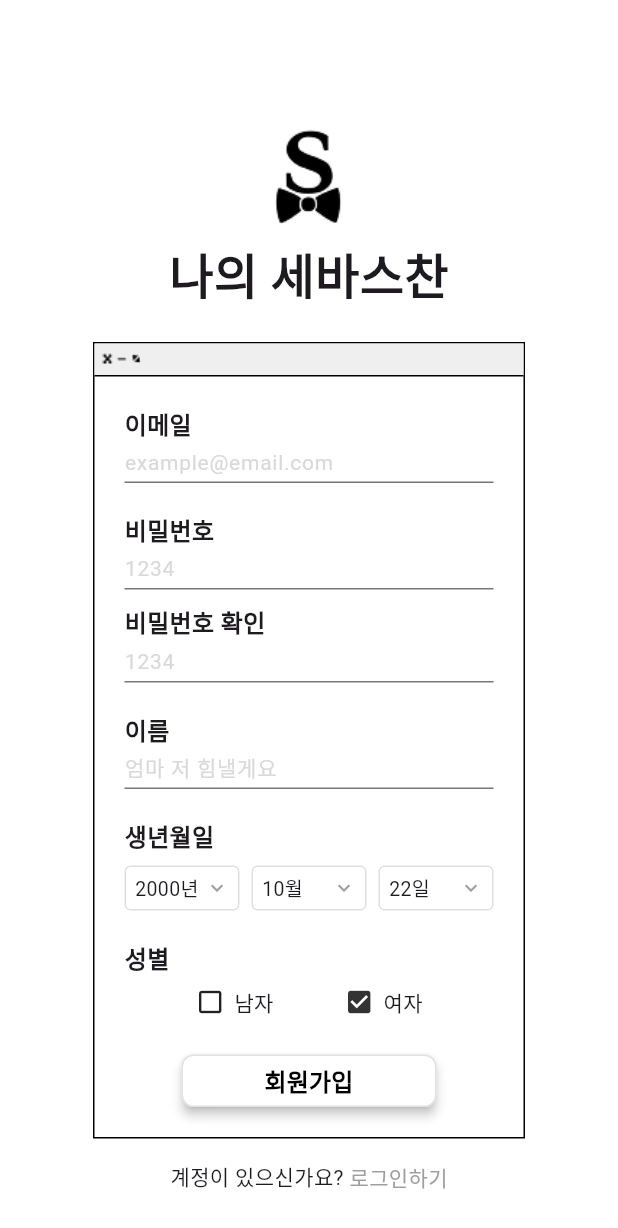
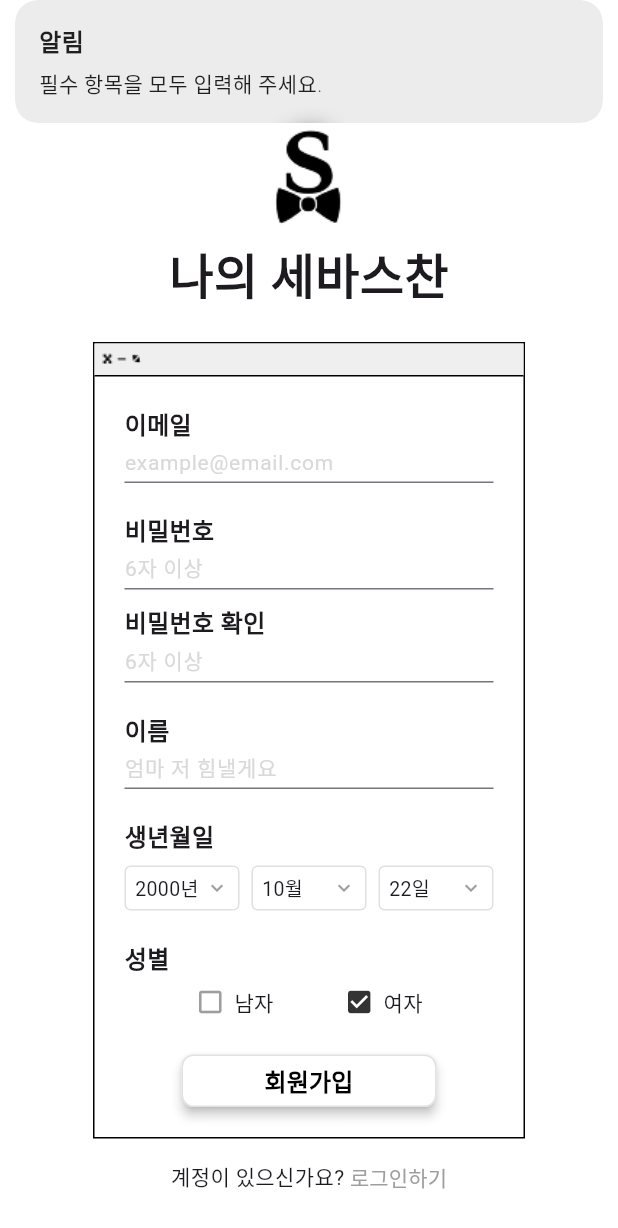
Before and after one commit to YW526/sebastian-ai-assistant, a Flutter app: the SignupScreen screen opened by its route, after a tap on "회원가입", on a phone screen of 412 x 824 dp. Shown: the top 1228 px of the screen. Run offline on Flutter 3.47's test engine with Material 3 defaults, Android fonts, the phone set to English and light mode, and no system bars; our stand-ins replace get, shared_preferences; accounts and stored records are empty.

Commit message:
feat(app): wire signup, auth API; iOS local network plist keys
- Signup screen: validation, date picker, gender, CustomButton + AuthService
- AuthService signup returns server error messages; login unchanged
- iOS Info.plist: NSLocalNetworkUsageDescription, NSBonjourServices for debug
- Login/home routes and user_service import fix; Nest user controller/service tweaks
- Remove docs golf report markdown (deleted locally)

Made-with: Cursor

```diff
--- a/sebastian_app/lib/routes/app_routes.dart
+++ b/sebastian_app/lib/routes/app_routes.dart
@@ -3,10 +3,12 @@ import 'package:get/get.dart';
 
 import '../screens/auth/login_screen.dart';
 import '../screens/auth/signup_screen.dart';
+import '../screens/home/home_screen.dart';
 
 class AppRoutes {
   static const String login = '/login';
   static const String signup = '/signup';
+  static const String home = '/home';
 
   static final List<GetPage> pages = [
     GetPage(
@@ -19,5 +21,10 @@ class AppRoutes {
         page: () => const SignupScreen(),
         transition: Transition.fadeIn,
     ),
+    GetPage(
+        name: home,
+        page: () => const HomeScreen(),
+        transition: Transition.fadeIn,
+    ),
   ];
 }
--- a/sebastian_app/lib/screens/auth/login_screen.dart
+++ b/sebastian_app/lib/screens/auth/login_screen.dart
@@ -43,8 +43,7 @@ class _LoginScreenState extends State<LoginScreen> {
 
       if (token != null) {
         await TokenStorage.saveToken(token);
-        // 홈 라우트를 app_routes에 추가하고 이후 선언
-        // Get.offAllNamed(AppRoutes.home);
+        Get.offAllNamed('/home');
         Get.snackbar('로그인', '성공');
       } else {
         Get.snackbar('로그인 실패', '이메일 또는 비밀번호를 확인해 주세요.');
--- a/sebastian_app/lib/screens/auth/signup_screen.dart
+++ b/sebastian_app/lib/screens/auth/signup_screen.dart
@@ -1,5 +1,8 @@
 import 'package:flutter/material.dart';
+import 'package:get/get.dart';
+import 'package:sebastian_app/routes/app_routes.dart';
 import 'package:sebastian_app/services/auth_service.dart';
+import 'package:sebastian_app/widgets/common/custom_button.dart';
 
 class SignupScreen extends StatefulWidget {
   const SignupScreen({super.key});
@@ -11,8 +14,16 @@ class SignupScreen extends StatefulWidget {
 class _SignupScreenState extends State<SignupScreen> {
   final emailController = TextEditingController();
   final passwordController = TextEditingController();
+  final passwordConfirmController = TextEditingController();
+  final nicknameController = TextEditingController();
 
   final authService = AuthService();
+
+  DateTime _birthDate = DateTime(2000, 10, 22);
+  /// 서버 DTO: '남' | '여'
+  String _gender = '여';
+
+  bool _isLoading = false;
 
   Widget _buildDropdown(String text) {
     return Expanded(
@@ -32,6 +43,103 @@ class _SignupScreenState extends State<SignupScreen> {
         ),
       ),
     );
+  }
+
+  Future<void> _pickBirthDate() async {
+    final picked = await showDatePicker(
+      context: context,
+      initialDate: _birthDate,
+      firstDate: DateTime(1900),
+      lastDate: DateTime.now(),
+    );
+    if (picked != null) {
+      setState(() => _birthDate = picked);
+    }
+  }
+
+  Widget _genderChoice(String apiValue, String label) {
+    final selected = _gender == apiValue;
+    return InkWell(
+      onTap: () => setState(() => _gender = apiValue),
+      child: Row(
+        mainAxisSize: MainAxisSize.min,
+        children: [
+          Icon(
+            selected ? Icons.check_box : Icons.check_box_outline_blank,
+            size: 20,
+            color: selected ? const Color(0xFF333333) : Colors.grey,
+          ),
+          const SizedBox(width: 6),
+          Text(label, style: const TextStyle(fontSize: 14)),
+        ],
+      ),
+    );
+  }
+
+  String _formatBirthDate() {
+    final y = _birthDate.year.toString().padLeft(4, '0');
+    final m = _birthDate.month.toString().padLeft(2, '0');
+    final d = _birthDate.day.toString().padLeft(2, '0');
+    return '$y-$m-$d';
+  }
+
+  Future<void> _signup() async {
+    final email = emailController.text.trim();
+    final password = passwordController.text;
+    final confirm = passwordConfirmController.text;
+    final nickname = nicknameController.text.trim();
+
+    if (email.isEmpty || password.isEmpty || confirm.isEmpty || nickname.isEmpty) {
+      Get.snackbar('알림', '필수 항목을 모두 입력해 주세요.');
+      return;
+    }
+    if (password.length < 6) {
+      Get.snackbar('알림', '비밀번호는 6자 이상이어야 합니다.');
+      return;
+    }
+    if (password != confirm) {
+      Get.snackbar('알림', '비밀번호가 일치하지 않습니다.');
+      return;
+    }
+    if (nickname.length < 2) {
+      Get.snackbar('알림', '이름(닉네임)은 2자 이상 입력해 주세요.');
+      return;
+    }
+
+    setState(() => _isLoading = true);
+
+    try {
+      final errorMessage = await authService.signup(
+        email: email,
+        password: password,
+        nickname: nickname,
+        birthDate: _formatBirthDate(),
+        gender: _gender,
+      );
+      if (!mounted) return;
+
+      if (errorMessage == null) {
+        Get.snackbar('회원가입', '가입이 완료되었습니다.');
+        Get.offAllNamed(AppRoutes.login);
+      } else {
+        Get.snackbar('회원가입 실패', errorMessage);
+      }
+    } catch (_) {
+      if (mounted) {
+        Get.snackbar('오류', '네트워크를 확인해 주세요.');
+      }
+    } finally {
+      if (mounted) setState(() => _isLoading = false);
+    }
+  }
+
+  @override
+  void dispose() {
+    emailController.dispose();
+    passwordController.dispose();
+    passwordConfirmController.dispose();
+    nicknameController.dispose();
+    super.dispose();
   }
 
   @override
@@ -87,7 +195,6 @@ class _SignupScreenState extends State<SignupScreen> {
 
                     Padding(
                       padding: const EdgeInsets.all(20),
-
                       child: Column(
                         crossAxisAlignment: CrossAxisAlignment.start,
                         children: [
@@ -101,6 +208,8 @@ class _SignupScreenState extends State<SignupScreen> {
                           ),
                           TextField(
                             controller: emailController,
+                            keyboardType: TextInputType.emailAddress,
+                            autocorrect: false,
                             decoration: const InputDecoration(
                               isDense: true,
                               contentPadding: EdgeInsets.symmetric(vertical: 2),
@@ -122,11 +231,12 @@ class _SignupScreenState extends State<SignupScreen> {
                           ),
                           TextField(
                             controller: passwordController,
+                            obscureText: true,
                             decoration: const InputDecoration(
                               isDense: true,
                               contentPadding: EdgeInsets.symmetric(vertical: 2),
                               border: UnderlineInputBorder(),
-                              hintText: '1234',
+                              hintText: '6자 이상',
                               hintStyle: TextStyle(color: Color(0xFFD9D9D9), fontSize: 14),
                             ),
                           ),
@@ -141,12 +251,13 @@ class _SignupScreenState extends State<SignupScreen> {
                             ),
                           ),
                           TextField(
-                            controller: passwordController,
+                            controller: passwordConfirmController,
+                            obscureText: true,
                             decoration: const InputDecoration(
                               isDense: true,
                               contentPadding: EdgeInsets.symmetric(vertical: 2),
                               border: UnderlineInputBorder(),
-                              hintText: '1234',
+                              hintText: '6자 이상',
                               hintStyle: TextStyle(color: Color(0xFFD9D9D9), fontSize: 14),
                             ),
                           ),
@@ -161,7 +272,7 @@ class _SignupScreenState extends State<SignupScreen> {
                             ),
                           ),
                           TextField(
-                            controller: passwordController,
+                            controller: nicknameController,
                             decoration: const InputDecoration(
                               isDense: true,
                               contentPadding: EdgeInsets.symmetric(vertical: 2),
@@ -181,14 +292,17 @@ class _SignupScreenState extends State<SignupScreen> {
                             ),
                           ),
                           const SizedBox(height: 8),
-                          Row(
+                          GestureDetector(
+                            onTap: _pickBirthDate,
+                            child: Row(
                               children: [
-                              _buildDropdown("2000년"),
+                                _buildDropdown('${_birthDate.year}년'),
                                 const SizedBox(width: 8),
-                              _buildDropdown("10월"),
+                                _buildDropdown('${_birthDate.month}월'),
                                 const SizedBox(width: 8),
-                              _buildDropdown("22일"),
+                                _buildDropdown('${_birthDate.day}일'),
                               ],
+                            ),
                           ),
 
                           const SizedBox(height: 20),
@@ -204,50 +318,17 @@ class _SignupScreenState extends State<SignupScreen> {
                           Row(
                             mainAxisAlignment: MainAxisAlignment.spaceEvenly,
                             children: [
-                              Row(
-                                children: const [
-                                  Icon(Icons.check_box_outline_blank, size: 20),
-                                  SizedBox(width: 6),
-                                  Text("남자", style: TextStyle(fontSize: 14)),
-                                ],
-                              ),
-                              Row(
-                                children: const [
-                                  Icon(Icons.check_box, size: 20, color: Color(0xFF333333)),
-                                  SizedBox(width: 6),
-                                  Text("여자", style: TextStyle(fontSize: 14)),
-                                ],
-                              ),
+                              _genderChoice('남', '남자'),
+                              _genderChoice('여', '여자'),
                             ],
                           ),
 
                           const SizedBox(height: 25),
 
-                          // 로그인 버튼
-                          Center(
-                            child: SizedBox(
-                              width: 170,
-                              height: 35,
-                              child: ElevatedButton(
-                                onPressed: () {},
-                                style: ElevatedButton.styleFrom(
-                                  backgroundColor: Colors.white,
-                                  foregroundColor: Colors.black,
-                                  elevation: 3,
-                                  shape: RoundedRectangleBorder(
-                                    borderRadius: BorderRadius.circular(8),
-                                    side: const BorderSide(color: Color(0xFFE1E1E1)),
-                                  ),
-                                ),
-                                child: const Text(
-                                  "회원가입",
-                                  style: TextStyle(
-                                    fontSize: 16,
-                                    fontWeight: FontWeight.bold,
-                                  ),
-                                ),
-                              ),
-                            ),
+                          CustomButton(
+                            label: '회원가입',
+                            onPressed: _signup,
+                            isLoading: _isLoading,
                           ),
                         ],
                       ),
@@ -261,12 +342,20 @@ class _SignupScreenState extends State<SignupScreen> {
               // 회원가입
               Row(
                 mainAxisAlignment: MainAxisAlignment.center,
-                children: const [
-                  Text("계정이 있으신가요? "),
-                  Text(
+                children: [
+                  const Text("계정이 있으신가요? "),
+                  TextButton(
+                    onPressed: () => Get.offAllNamed(AppRoutes.login),
+                    style: TextButton.styleFrom(
+                      padding: EdgeInsets.zero,
+                      minimumSize: Size.zero,
+                      tapTargetSize: MaterialTapTargetSize.shrinkWrap,
+                    ),
+                    child: const Text(
                       "로그인하기",
                       style: TextStyle(
                         color: Colors.grey,
+                      ),
                     ),
                   ),
                 ],
--- a/sebastian_app/lib/services/user_service.dart
+++ b/sebastian_app/lib/services/user_service.dart
@@ -1,9 +1,9 @@
 import 'dart:convert';
 import 'package:http/http.dart' as http;
-import '../utils/token_storage.dart';
+import '../storage/token_storage.dart';
 
 class UserService {
-  final String baseUrl = 'http://10.0.2.2:3000';
+  final String baseUrl = 'http://localhost:3000';
 
   Future<Map<String, dynamic>?> getProfile() async {
     final token = await TokenStorage.getToken();
```
Also changed, not shown: sebastian_app/lib/screens/home/home_screen.dart (+14 -0 lines), sebastian_app/lib/services/auth_service.dart (+33 -2 lines), 4 other files. Lines whose indentation alone changed are shown as unchanged.
